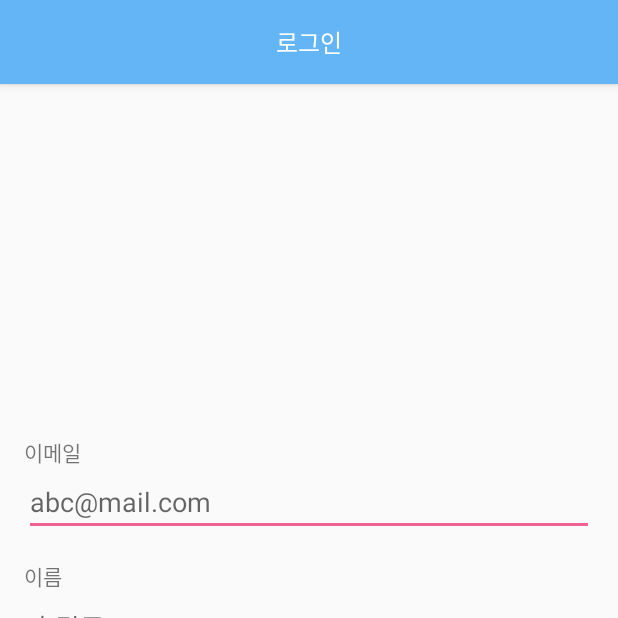
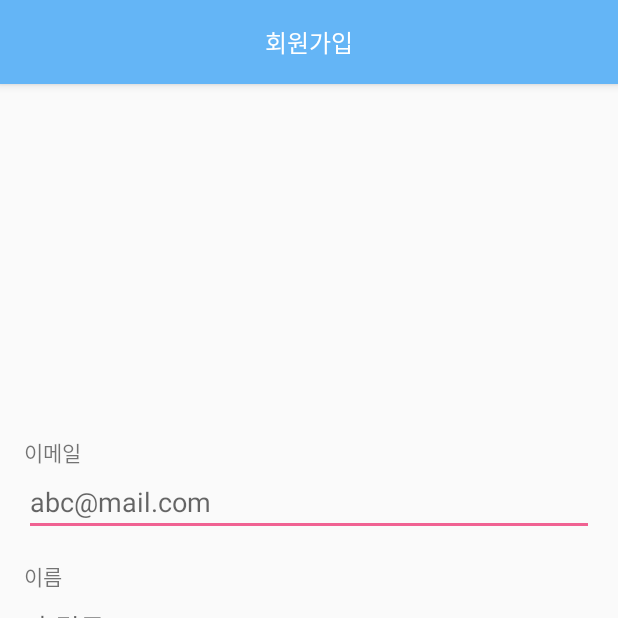
Before and after one commit to pnu-004-team5/004-team5-android, an Android app: the SignupActivity screen opened directly, with no data from a screen before it, on a phone screen of 412 x 824 dp, the top half of it. Run offline under Robolectric (Android 15) with nearby library versions, the phone set to English and light mode, and no system bars; our stand-ins replace data binding; pictures from the network do not load.

Commit message:
signup title edit

```diff
--- a/app/src/main/java/team5/class004/android/activity/LoadingActivity.java
+++ b/app/src/main/java/team5/class004/android/activity/LoadingActivity.java
@@ -23,7 +23,7 @@ public class LoadingActivity extends Activity {
     protected void onCreate(Bundle savedInstanceState){
         super.onCreate(savedInstanceState);
 
-        UserItem userItem = new Gson().fromJson(GlobalApp.getInstance().prefs.getString("user", "{}"), UserItem.class);
+        UserItem userItem = new Gson().fromJson(GlobalApp.getInstance().prefs.getString("user", "{email: \"\", password: \"\"}"), UserItem.class);
         HashMap<String, String> params = new HashMap<>();
         params.put("email", userItem.email);
         params.put("password", userItem.password);
--- a/app/src/main/java/team5/class004/android/activity/SignupActivity.java
+++ b/app/src/main/java/team5/class004/android/activity/SignupActivity.java
@@ -33,7 +33,7 @@ public class SignupActivity extends BaseActivity {
     protected void onCreate(Bundle savedInstanceState) {
         super.onCreate(savedInstanceState);
         activityBinding = DataBindingUtil.setContentView(mActivity, R.layout.activity_signup);
-        Utils.getInstance().setActionbar(mActivity, "로그인", true);
+        Utils.getInstance().setActionbar(mActivity, "회원가입", true);
         dialog = new LoadingDialog(mActivity);
 
         getSupportActionBar().setDisplayHomeAsUpEnabled(false);
--- a/app/src/main/java/team5/class004/android/interfaces/AppConstants.kt
+++ b/app/src/main/java/team5/class004/android/interfaces/AppConstants.kt
@@ -2,8 +2,8 @@ package team5.class004.android.interfaces
 
 interface AppConstants {
     companion object {
-//        const val API_URL = "http://10.0.2.2:8080"
-        const val API_URL = "http://ec2-13-124-136-43.ap-northeast-2.compute.amazonaws.com:8080"
+        const val API_URL = "http://10.0.2.2:8080"
+//        const val API_URL = "http://ec2-13-124-136-43.ap-northeast-2.compute.amazonaws.com:8080"
         const val S3_URL = "https://s3.amazonaws.com/creatinghabits-userfiles-mobilehub-665767729/public";
         const val CONNECT_TIMEOUT = 15
         const val WRITE_TIMEOUT = 15
```
Also changed, not shown: app/src/main/AndroidManifest.xml (+9 -9 lines).
